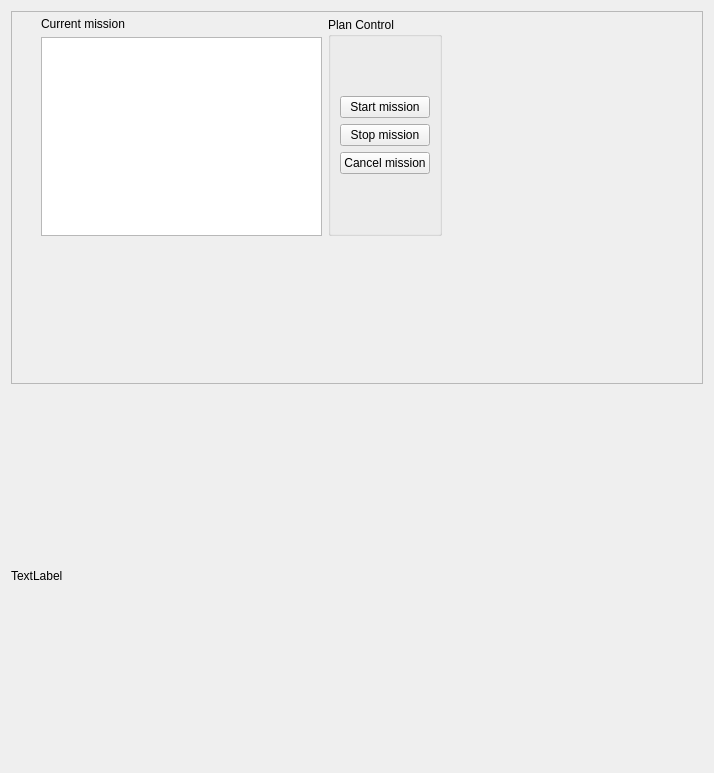
Old version of the form components/mission_controller_viriato/src/localUI.ui in the repository robocomp/dsr-graph.
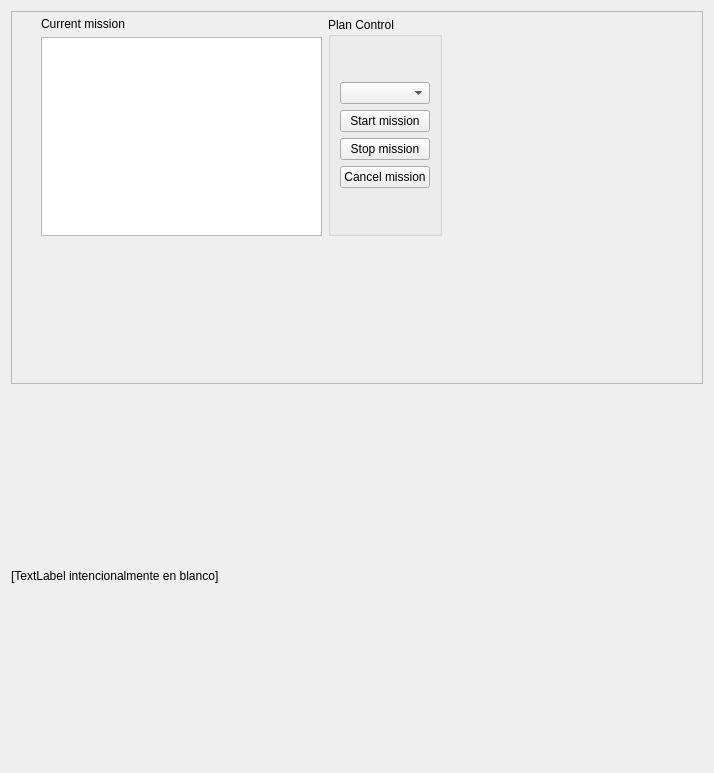
New version of the form.

The edit to the form file:
```diff
--- a/components/mission_controller_viriato/src/localUI.ui
+++ b/components/mission_controller_viriato/src/localUI.ui
@@ -30,7 +30,7 @@
        <property name="frameShadow">
         <enum>QFrame::Raised</enum>
        </property>
-       <widget class="QWidget" name="">
+       <widget class="QWidget" name="layoutWidget">
         <property name="geometry">
          <rect>
           <x>30</x>
@@ -62,6 +62,9 @@
            <layout class="QVBoxLayout" name="verticalLayout_4">
             <item>
              <layout class="QVBoxLayout" name="verticalLayout_3">
+              <item>
+               <widget class="QComboBox" name="comboBox_select_target"/>
+              </item>
               <item>
                <widget class="QPushButton" name="pushButton_start_mission">
                 <property name="text">
@@ -101,7 +104,7 @@
         </size>
        </property>
        <property name="text">
-        <string>TextLabel</string>
+        <string>[TextLabel intencionalmente en blanco]</string>
        </property>
       </widget>
      </item>
```
